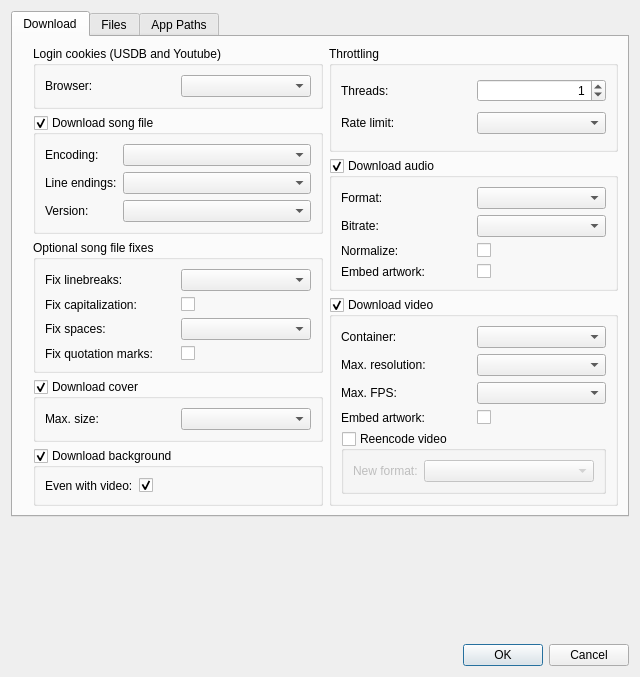
The window that src/usdb_syncer/gui/forms/SettingsDialog.ui (bohning/usdb_syncer) describes before a commit, drawn with Qt 5.
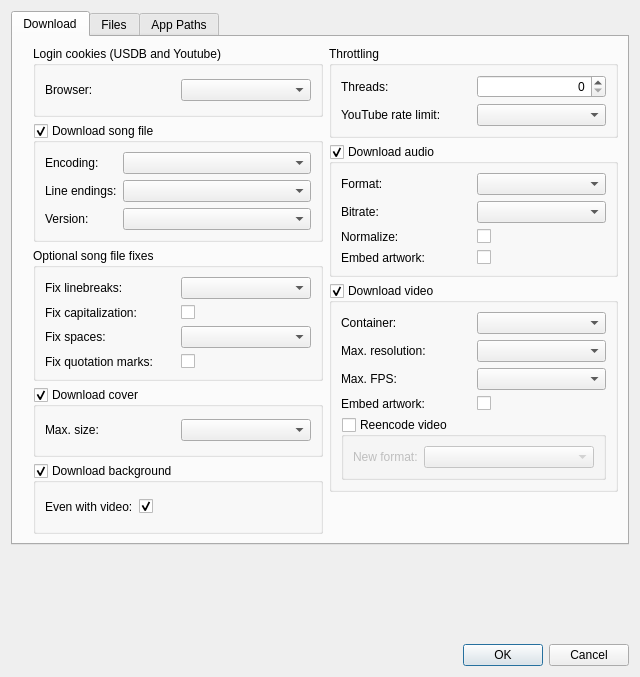
The same window after the commit. Icons and pictures are not drawn.

```diff
--- a/src/usdb_syncer/gui/forms/SettingsDialog.ui
+++ b/src/usdb_syncer/gui/forms/SettingsDialog.ui
@@ -290,7 +290,7 @@
             <item row="1" column="0">
              <widget class="QLabel" name="label_ytdlp_rate_limit">
               <property name="text">
-               <string>Rate limit:</string>
+               <string>YouTube rate limit:</string>
               </property>
              </widget>
             </item>
@@ -309,11 +309,11 @@
               <property name="alignment">
                <set>Qt::AlignmentFlag::AlignRight|Qt::AlignmentFlag::AlignTrailing|Qt::AlignmentFlag::AlignVCenter</set>
               </property>
+              <property name="minimum">
+               <number>0</number>
+              </property>
               <property name="maximum">
-               <number>16</number>
-              </property>
-              <property name="value">
-               <number>1</number>
+               <number>32</number>
               </property>
              </widget>
             </item>
@@ -533,6 +533,19 @@
            </layout>
           </widget>
          </item>
+         <item>
+          <spacer name="verticalSpacer">
+           <property name="orientation">
+            <enum>Qt::Orientation::Vertical</enum>
+           </property>
+           <property name="sizeHint" stdset="0">
+            <size>
+             <width>20</width>
+             <height>40</height>
+            </size>
+           </property>
+          </spacer>
+         </item>
         </layout>
        </item>
       </layout>
```
Left out of the diff: 151 changed lines with no effect on the pictures.
